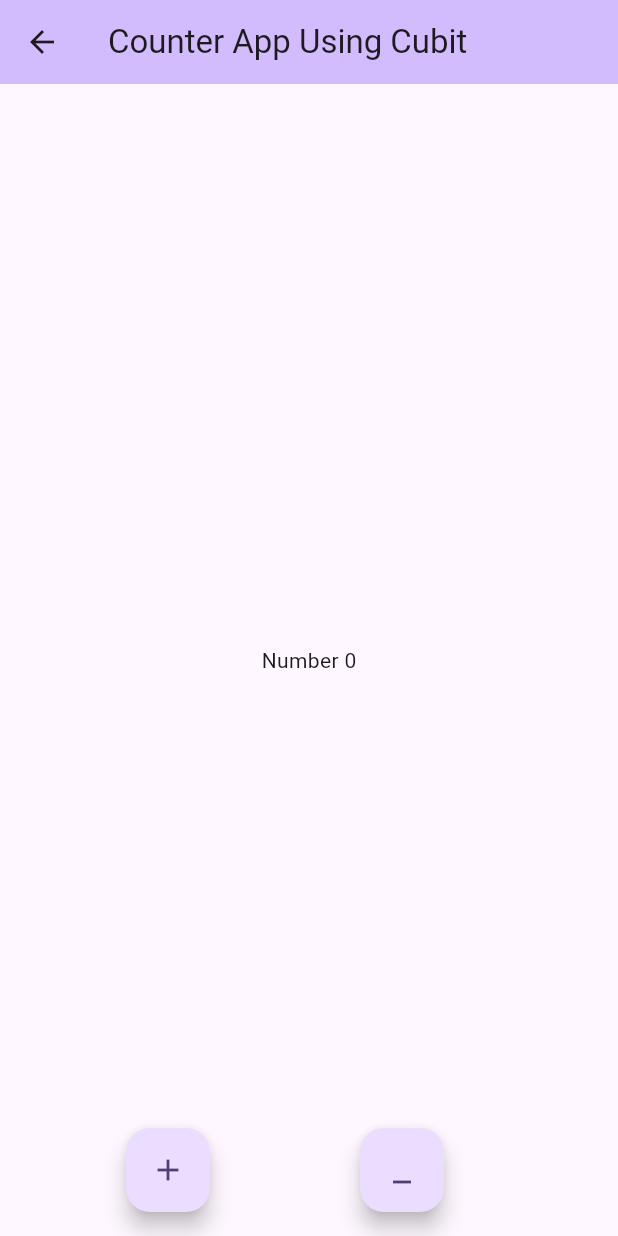
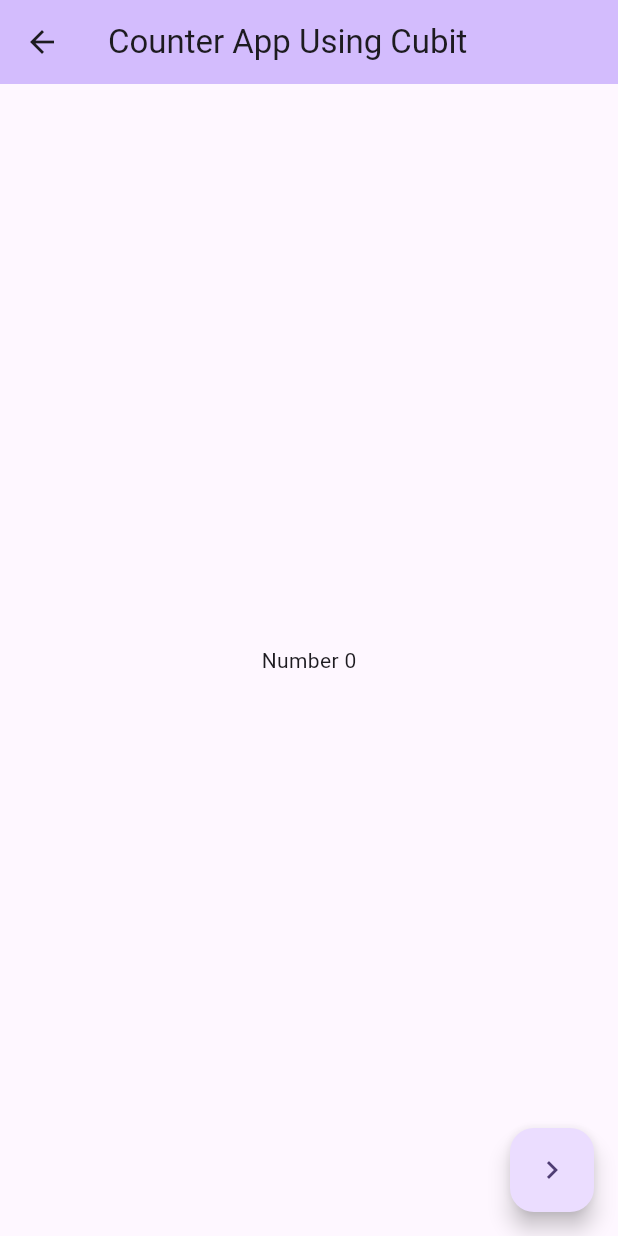
Before and after one commit to zeelbhanderi/bloc_project, a Flutter app: the screen it shows after launch, after a tap on an icon or button, on a phone screen of 412 x 824 dp. Run offline on Flutter 3.47's test engine with Material 3 defaults, Android fonts, the phone set to English and light mode, and no system bars; our stand-ins replace flutter_bloc.

Commit message:
add separate file to button (different page)

```diff
--- a/lib/main.dart
+++ b/lib/main.dart
@@ -1,5 +1,8 @@
 import 'package:bloc_project/home_page.dart';
 import 'package:flutter/material.dart';
+import 'package:flutter_bloc/flutter_bloc.dart';
+
+import 'project/counter_app_cubit/counter_cubit.dart';
 
 void main() {
   runApp(const MyApp());
@@ -10,13 +13,16 @@ class MyApp extends StatelessWidget {
 
   @override
   Widget build(BuildContext context) {
-    return MaterialApp(
-      title: 'BLOC Project',
-      theme: ThemeData(
-        colorScheme: ColorScheme.fromSeed(seedColor: Colors.deepPurple),
-        useMaterial3: true,
+    return BlocProvider(
+      create: (context) => CounterCubit(),
+      child: MaterialApp(
+        title: 'BLOC Project',
+        theme: ThemeData(
+          colorScheme: ColorScheme.fromSeed(seedColor: Colors.deepPurple),
+          useMaterial3: true,
+        ),
+        home: const MyHomePage(title: 'BLOC Project'),
       ),
-      home: const MyHomePage(title: 'BLOC Project'),
     );
   }
 }
--- a/lib/project/counter_app_cubit/cubit/counter_app_cubit.dart
+++ b/lib/project/counter_app_cubit/cubit/counter_app_cubit.dart
@@ -1,19 +1,21 @@
+import 'package:bloc_project/project/counter_app_cubit/inc_dec_page.dart';
 import 'package:flutter/material.dart';
 import 'package:flutter_bloc/flutter_bloc.dart';
 
 import '../counter_cubit.dart';
 
 class CounterAppCubit extends StatelessWidget {
-   CounterAppCubit({super.key});
-final counterCube = CounterCubit();
+  const CounterAppCubit({super.key});
+
   @override
   Widget build(BuildContext context) {
+    final counterCube = BlocProvider.of<CounterCubit>(context);
     return Scaffold(
       appBar: AppBar(
         title: const Text('Counter App Using Cubit'),
         backgroundColor: Theme.of(context).colorScheme.inversePrimary,
       ),
-        body:  Center(
+      body: Center(
         child: BlocBuilder<CounterCubit, int>(
           bloc: counterCube,
           builder: (context, state) {
@@ -21,26 +23,16 @@ final counterCube = CounterCubit();
           },
         ),
       ),
-        floatingActionButton: Row(
-          mainAxisAlignment: MainAxisAlignment.spaceEvenly,
-          children: [
-            FloatingActionButton(
+      floatingActionButton: FloatingActionButton(
         onPressed: () {
-                counterCube.increment();
+          Navigator.push(
+              context,
+              MaterialPageRoute(
+                builder: (context) => const IncrementDecmentPage(),
+              ));
         },
-              heroTag: 'increment',
-              tooltip: 'Increment',
-              child: const Icon(Icons.add),
+        child: const Icon(Icons.navigate_next),
       ),
-            FloatingActionButton(
-              onPressed: () {
-                counterCube.decrement();
-              },
-              heroTag: 'decrement',
-              tooltip: 'Decrement',
-              child: const Icon(Icons.minimize),
-            ),
-          ],
-        ));
+    );
   }
 }
```
Also changed, not shown: lib/project/counter_app_cubit/inc_dec_page.dart (added, +42 -0 lines). Lines whose indentation alone changed are shown as unchanged.
